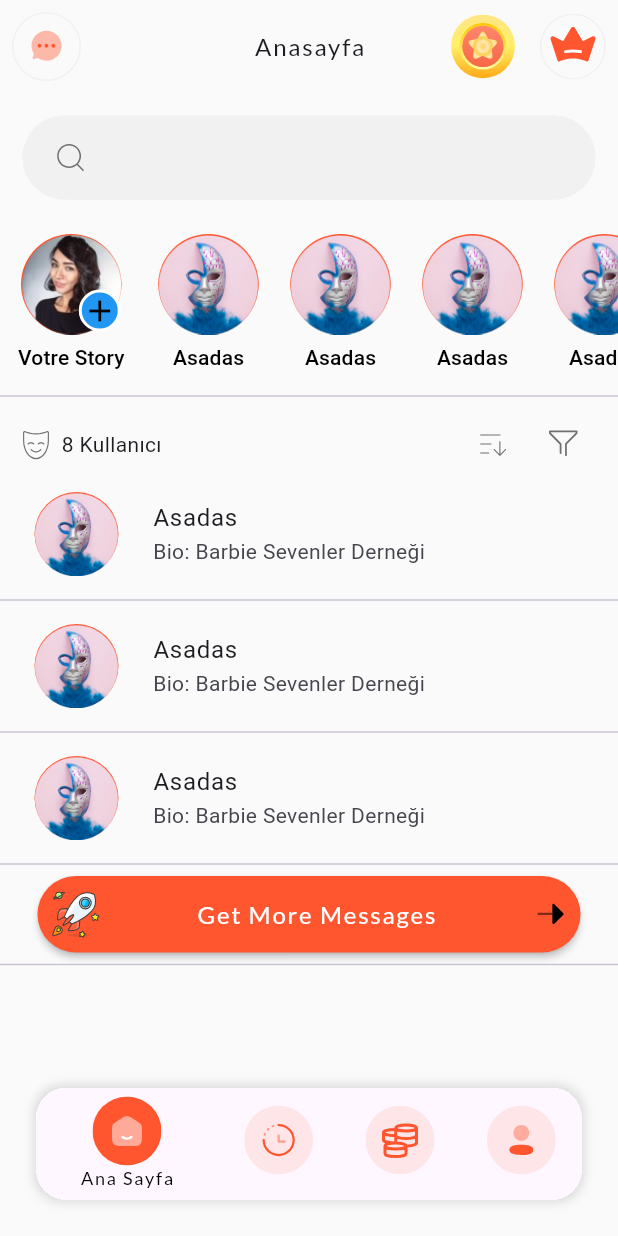
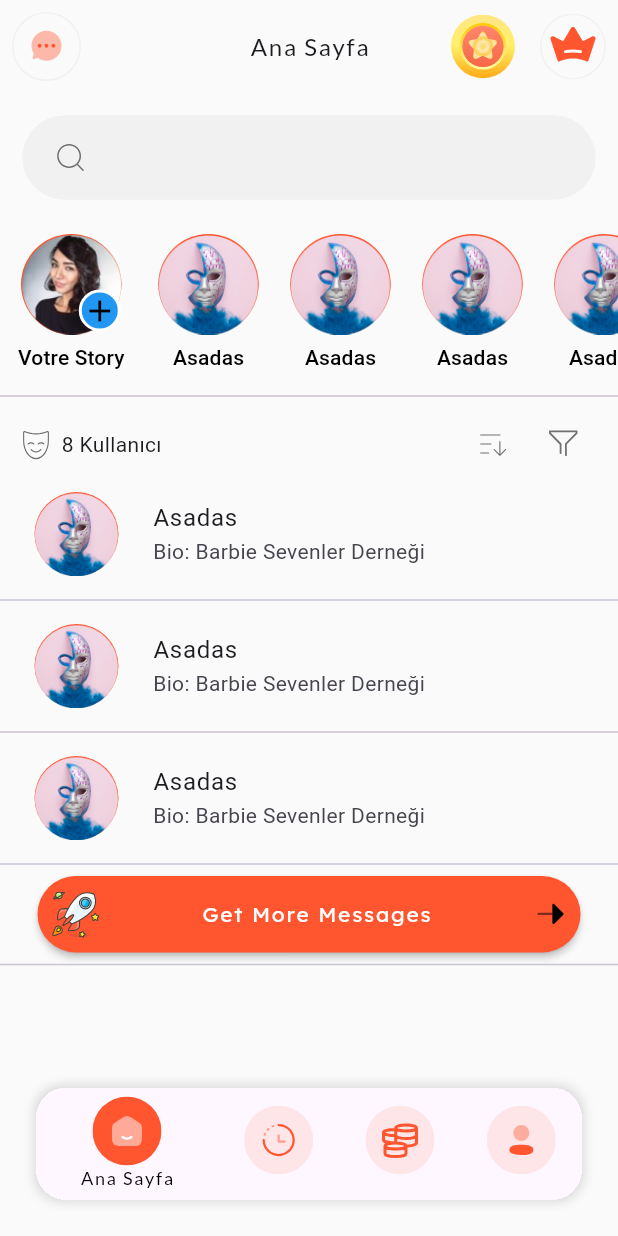
Before and after one commit to ykpkrbn/hoays, a Flutter app: the screen it shows after launch, on a phone screen of 412 x 824 dp. Run offline on Flutter 3.47's test engine with Material 3 defaults, Android fonts, the phone set to English and light mode, and no system bars; our stand-ins replace csc_picker, flutter_svg, get, google_fonts, smooth_page_indicator.

```diff
--- a/lib/page/home/home_page.dart
+++ b/lib/page/home/home_page.dart
@@ -1,6 +1,6 @@
 import 'dart:math';
+
 import 'package:flutter/material.dart';
-import 'package:flutter_svg/flutter_svg.dart';
 import 'package:get/get.dart';
 import 'package:hoays/commons/search_bar.dart';
 import 'package:hoays/commons/user_filtre.dart';
@@ -10,8 +10,8 @@ import 'package:hoays/page/home/home_controller.dart';
 import 'package:hoays/page/home/messages/messages_page.dart';
 import 'package:hoays/page/home/users/users_page.dart';
 import 'package:hoays/utils/colors.dart';
-import 'package:hoays/utils/icons.dart';
-import 'package:hoays/utils/textStyle.dart';
+import 'package:hoays/widgets/appbar.dart';
+import 'package:hoays/widgets/my_button2.dart';
 
 import '../../commons/user_story/other_user_story.dart';
 
@@ -26,33 +26,7 @@ class HomePage extends StatelessWidget {
       child: Column(
         mainAxisSize: MainAxisSize.min,
         children: [
-          Row(
-            children: [
-              IconButton(
-                  onPressed: () {}, icon: SvgPicture.asset(MyIcons.chatIcon)),
-              const SizedBox(width: 60),
-              Expanded(
-                child: Text(
-                  'Anasayfa',
-                  textAlign: TextAlign.center,
-                  style: MyTextStyle.lato(),
-                ),
-              ),
-              Row(
-                children: [
-                  IconButton(
-                      onPressed: () {},
-                      icon: SvgPicture.asset(
-                        MyIcons.starIcon,
-                        width: 44,
-                      )),
-                  IconButton(
-                      onPressed: () {},
-                      icon: SvgPicture.asset(MyIcons.crownIcon)),
-                ],
-              )
-            ],
-          ),
+          const MyAppBar(title: 'Ana Sayfa'),
           const SizedBox(height: 15),
 
           /// Arama Çubuğu
@@ -87,10 +61,9 @@ class HomePage extends StatelessWidget {
           const Divider(),
 
           /// Burası Kaç Kullanıcı var ve Filtreleme Kullanılan ALan
-           const Padding(
+          const Padding(
               padding: EdgeInsets.symmetric(horizontal: 12),
-              child: MyUserFilter(
-                  isSort: true)),
+              child: MyUserFilter(isSort: true)),
 
           /// Mesaj Atılacak Kişileri Gösterir
           Column(
@@ -110,34 +83,12 @@ class HomePage extends StatelessWidget {
                     return const SizedBox(height: 130);
                   } else if (index < 4) {
                     if (index == 3) {
-                      return Padding(
-                        padding: const EdgeInsets.symmetric(horizontal: 25),
-                        child: MaterialButton(
-                          minWidth: Get.size.width * .8,
-                          padding: EdgeInsets.zero,
-                          height: 49,
-                          shape: RoundedRectangleBorder(
-                            borderRadius: BorderRadius.circular(31),
-                          ),
-                          color: MyColors.orangeColor,
-                          onPressed: () {
-                            Get.to(() => const UsersPage());
-                          },
-                          child: Row(
-                            mainAxisAlignment: MainAxisAlignment.spaceBetween,
-                            children: [
-                              Padding(
-                                padding: const EdgeInsets.all(8.0),
-                                child: SvgPicture.asset(MyIcons.rocketIcon),
-                              ),
-                              Text('Get More Messages', style: MyTextStyle.lato(),),
-                              Padding(
-                                padding: const EdgeInsets.all(8.0),
-                                child: SvgPicture.asset(MyIcons.arrowLeftIcon),
-                              ),
-                            ],
-                          ),
-                        ),
+                      return MyButton2(
+                        buttonText: 'Get More Messages',
+                        isRightImage: true,
+                        onPressed: () {
+                          Get.to(() => UsersPage());
+                        },
                       );
                     } else {
                       return ListTile(
--- a/lib/utils/colors.dart
+++ b/lib/utils/colors.dart
@@ -16,4 +16,10 @@ class MyColors{
 
    static const Color lexendColor = Color.fromRGBO(69, 90, 100, 1);
 
+
+   /// Jeton Kısmındaki renkler
+   static const Color jetonRenk1 = Color.fromRGBO(255, 210, 94, 1);
+   static const Color jetonRenk2 = Color.fromRGBO(255, 244, 205, 1);
+   static const Color jetonRenk3 = Color.fromRGBO(255, 213, 64, 1);
+
 }
--- a/lib/utils/images.dart
+++ b/lib/utils/images.dart
@@ -17,4 +17,7 @@ class MyImages{
   static const String img6 = '$_baseUrl/img_6.png';
   static const String img7 = '$_baseUrl/img_7.png';
   static const String img8 = '$_baseUrl/img_8.png';
+
+
+  static const String jeton = '$_baseUrl/jeton.svg';
 }
--- a/lib/utils/textStyle.dart
+++ b/lib/utils/textStyle.dart
@@ -30,6 +30,14 @@ class MyTextStyle{
      color: color ?? MyColors.lexendColor,
    );
  }
+ static TextStyle lexendButton({double? fontSize,FontWeight? fontWeight,Color? color}){
+   return GoogleFonts.lexend(
+     fontSize: fontSize ?? 14,
+     fontWeight: fontWeight ?? FontWeight.w400,
+     letterSpacing: 1.2,
+     color: color,
+   );
+ }
 
  static TextStyle publicSans({double? fontSize,FontWeight? fontWeight,Color? color}){
    return GoogleFonts.publicSans(
--- /dev/null
+++ b/lib/widgets/appbar.dart
@@ -0,0 +1,54 @@
+import 'package:flutter/material.dart';
+import 'package:flutter_svg/svg.dart';
+
+import '../utils/icons.dart';
+import '../utils/textStyle.dart';
+
+class MyAppBar extends StatelessWidget {
+  /// Appbar yazının olduğu kısım
+  final String? title;
+
+  /// Appbar action kısmında iki tane iconbutton olursa width 60 ver. Yoksa 0 ver
+  final double? width;
+
+  ///Appbar action sol kısımda icon bottom olacak mı olmayacak mı onun kontrolü
+  final Widget? action;
+
+  /// Appbar action sağ kısmında icon bottom farklı olabilir
+  final IconButton? iconButton;
+
+  const MyAppBar(
+      {super.key, this.title, this.width, this.action, this.iconButton});
+
+  @override
+  Widget build(BuildContext context) {
+    return Row(
+      children: [
+        IconButton(onPressed: () {}, icon: SvgPicture.asset(MyIcons.chatIcon)),
+        SizedBox(width: width ?? 60),
+        Expanded(
+          child: Text(
+            title ?? '',
+            textAlign: TextAlign.center,
+            style: MyTextStyle.lato(),
+          ),
+        ),
+        Row(
+          children: [
+            action ??
+                IconButton(
+                    onPressed: () {},
+                    icon: SvgPicture.asset(
+                      MyIcons.starIcon,
+                      width: 44,
+                    )),
+            iconButton ??
+                IconButton(
+                    onPressed: () {},
+                    icon: SvgPicture.asset(MyIcons.crownIcon)),
+          ],
+        )
+      ],
+    );
+  }
+}
--- /dev/null
+++ b/lib/widgets/my_button2.dart
@@ -0,0 +1,63 @@
+import 'package:flutter/material.dart';
+import 'package:flutter_svg/svg.dart';
+import 'package:get/get.dart';
+
+import '../utils/colors.dart';
+import '../utils/icons.dart';
+import '../utils/textStyle.dart';
+
+class MyButton2 extends StatelessWidget {
+  /// Buton Text Kısmı
+  final String? buttonText;
+
+  /// Butonun fonksiyon kısmı
+  final Function()? onPressed;
+
+  /// Butonun sağında icon var mı yok mu onu kontrol eder.
+  final bool? isRightImage;
+
+  const MyButton2(
+      {super.key, this.buttonText, this.onPressed, this.isRightImage});
+
+  @override
+  Widget build(BuildContext context) {
+    return Padding(
+      padding: const EdgeInsets.symmetric(horizontal: 25),
+      child: MaterialButton(
+        padding: EdgeInsets.zero,
+        minWidth: Get.size.width * .8,
+        height: 49,
+        shape: RoundedRectangleBorder(
+          borderRadius: BorderRadius.circular(31),
+        ),
+        color: MyColors.orangeColor,
+        onPressed: onPressed,
+        child: Row(
+          mainAxisAlignment: MainAxisAlignment.spaceBetween,
+          children: [
+            Padding(
+              padding: isRightImage == true
+                  ? const EdgeInsets.all(8.0)
+                  : const EdgeInsets.symmetric(horizontal: 20, vertical: 8),
+              child: SvgPicture.asset(MyIcons.rocketIcon),
+            ),
+            Text(
+              buttonText ?? 'Get More Messages',
+              style: MyTextStyle.lexendButton(),
+            ),
+            Padding(
+              padding: const EdgeInsets.all(8.0),
+              child: isRightImage == true
+                  ? SvgPicture.asset(MyIcons.arrowLeftIcon)
+                  : const Padding(
+                      padding:
+                          EdgeInsets.symmetric(horizontal: 20, vertical: 8),
+                      child: Text(''),
+                    ),
+            ),
+          ],
+        ),
+      ),
+    );
+  }
+}
```
Also changed, not shown: lib/page/story/my_story_detail/my_story_detail_controller.dart (+18 -5 lines), lib/page/story/my_story_detail/my_story_detail_model.dart (+23 -14 lines), lib/page/story/my_story_detail/my_story_detail_page.dart (+4 -3 lines), lib/page/story/story_page.dart (+7 -17 lines), lib/page/token/token_page.dart (+78 -2 lines), assets/images/jeton.svg (added).
